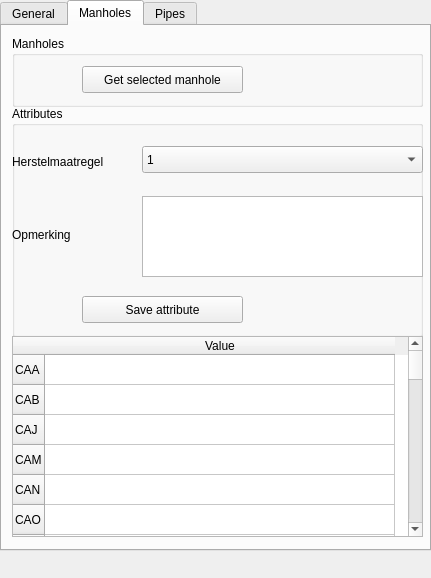
Qt form beoordelingstool_dockwidget_base.ui (nens/Beoordelingstool) before a commit.
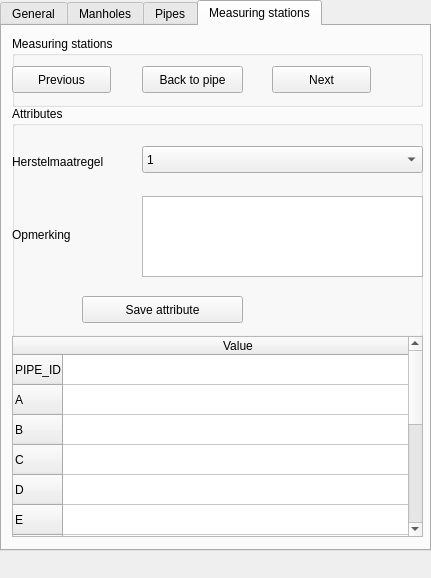
The same form after that commit. The open tabs and pages were chosen to show the change.

Commit message: Add tab in dockwidget for measuring station.

The edit to the form file:
```diff
--- a/beoordelingstool_dockwidget_base.ui
+++ b/beoordelingstool_dockwidget_base.ui
@@ -828,6 +828,244 @@
       </column>
      </widget>
     </widget>
+    <widget class="QWidget" name="tab_measuring_stations">
+     <attribute name="title">
+      <string>Measuring stations</string>
+     </attribute>
+     <widget class="QGroupBox" name="groupbox_measuring_stations">
+      <property name="geometry">
+       <rect>
+        <x>10</x>
+        <y>10</y>
+        <width>411</width>
+        <height>71</height>
+       </rect>
+      </property>
+      <property name="title">
+       <string>Measuring stations</string>
+      </property>
+      <widget class="QPushButton" name="pushbutton_back_to_pipe">
+       <property name="geometry">
+        <rect>
+         <x>130</x>
+         <y>30</y>
+         <width>101</width>
+         <height>27</height>
+        </rect>
+       </property>
+       <property name="text">
+        <string>Back to pipe</string>
+       </property>
+      </widget>
+      <widget class="QPushButton" name="pushbutton_measuring_stations_previous">
+       <property name="geometry">
+        <rect>
+         <x>0</x>
+         <y>30</y>
+         <width>99</width>
+         <height>27</height>
+        </rect>
+       </property>
+       <property name="text">
+        <string>Previous</string>
+       </property>
+      </widget>
+      <widget class="QPushButton" name="pushbutton_measuring_stations_next">
+       <property name="geometry">
+        <rect>
+         <x>260</x>
+         <y>30</y>
+         <width>99</width>
+         <height>27</height>
+        </rect>
+       </property>
+       <property name="text">
+        <string>Next</string>
+       </property>
+      </widget>
+     </widget>
+     <widget class="QGroupBox" name="groupbox_attributes_measuring_stations">
+      <property name="geometry">
+       <rect>
+        <x>10</x>
+        <y>80</y>
+        <width>411</width>
+        <height>231</height>
+       </rect>
+      </property>
+      <property name="title">
+       <string>Attributes</string>
+      </property>
+      <widget class="QLabel" name="field_label_measuring_stations">
+       <property name="geometry">
+        <rect>
+         <x>0</x>
+         <y>40</y>
+         <width>121</width>
+         <height>31</height>
+        </rect>
+       </property>
+       <property name="text">
+        <string>Herstelmaatregel</string>
+       </property>
+      </widget>
+      <widget class="QComboBox" name="field_combobox_measuring_stations">
+       <property name="geometry">
+        <rect>
+         <x>130</x>
+         <y>40</y>
+         <width>281</width>
+         <height>27</height>
+        </rect>
+       </property>
+       <item>
+        <property name="text">
+         <string>1</string>
+        </property>
+       </item>
+       <item>
+        <property name="text">
+         <string>2</string>
+        </property>
+       </item>
+       <item>
+        <property name="text">
+         <string>3</string>
+        </property>
+       </item>
+      </widget>
+      <widget class="QLabel" name="value_label_measuring_stations">
+       <property name="geometry">
+        <rect>
+         <x>0</x>
+         <y>120</y>
+         <width>121</width>
+         <height>17</height>
+        </rect>
+       </property>
+       <property name="text">
+        <string>Opmerking</string>
+       </property>
+      </widget>
+      <widget class="QPushButton" name="pushbutton_save_attribute_measuring_stations">
+       <property name="geometry">
+        <rect>
+         <x>70</x>
+         <y>190</y>
+         <width>161</width>
+         <height>27</height>
+        </rect>
+       </property>
+       <property name="text">
+        <string>Save attribute</string>
+       </property>
+      </widget>
+      <widget class="QPlainTextEdit" name="value_plaintextedit_measuring_stations">
+       <property name="geometry">
+        <rect>
+         <x>130</x>
+         <y>90</y>
+         <width>281</width>
+         <height>81</height>
+        </rect>
+       </property>
+      </widget>
+     </widget>
+     <widget class="QTableWidget" name="tablewidget_measuring_stations">
+      <property name="geometry">
+       <rect>
+        <x>10</x>
+        <y>310</y>
+        <width>411</width>
+        <height>201</height>
+       </rect>
+      </property>
+      <property name="editTriggers">
+       <set>QAbstractItemView::NoEditTriggers</set>
+      </property>
+      <property name="tabKeyNavigation">
+       <bool>true</bool>
+      </property>
+      <attribute name="horizontalHeaderDefaultSectionSize">
+       <number>350</number>
+      </attribute>
+      <row>
+       <property name="text">
+        <string>PIPE_ID</string>
+       </property>
+      </row>
+      <row>
+       <property name="text">
+        <string>A</string>
+       </property>
+      </row>
+      <row>
+       <property name="text">
+        <string>B</string>
+       </property>
+      </row>
+      <row>
+       <property name="text">
+        <string>C</string>
+       </property>
+      </row>
+      <row>
+       <property name="text">
+        <string>D</string>
+       </property>
+      </row>
+      <row>
+       <property name="text">
+        <string>E</string>
+       </property>
+      </row>
+      <row>
+       <property name="text">
+        <string>F</string>
+       </property>
+      </row>
+      <row>
+       <property name="text">
+        <string>G</string>
+       </property>
+      </row>
+      <row>
+       <property name="text">
+        <string>I</string>
+       </property>
+      </row>
+      <row>
+       <property name="text">
+        <string>J</string>
+       </property>
+      </row>
+      <row>
+       <property name="text">
+        <string>K</string>
+       </property>
+      </row>
+      <row>
+       <property name="text">
+        <string>M</string>
+       </property>
+      </row>
+      <row>
+       <property name="text">
+        <string>N</string>
+       </property>
+      </row>
+      <row>
+       <property name="text">
+        <string>P</string>
+       </property>
+      </row>
+      <column>
+       <property name="text">
+        <string>Value</string>
+       </property>
+      </column>
+     </widget>
+    </widget>
    </widget>
   </widget>
  </widget>
```
